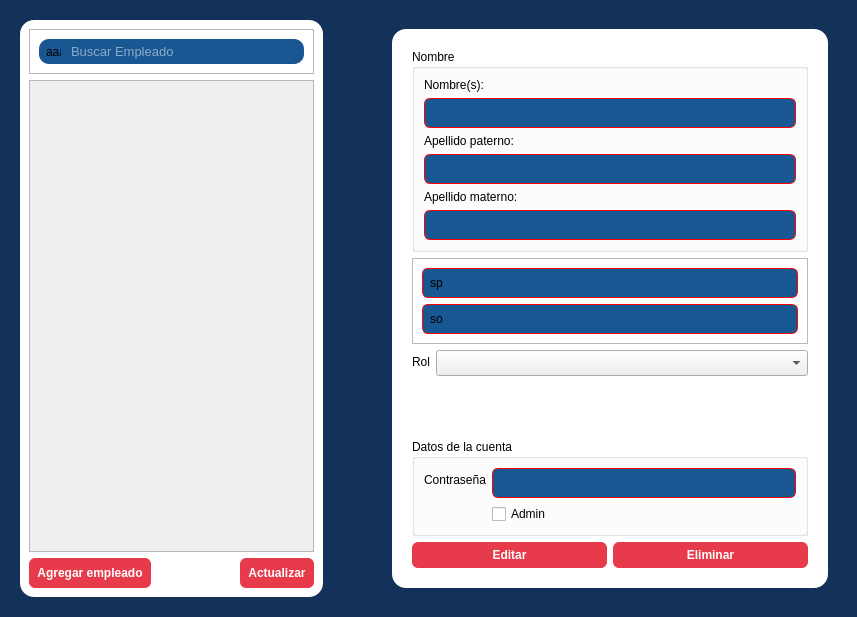
Qt form RawInterfaces/Empleados.ui (Ventthos/PollosExpress) before a commit.
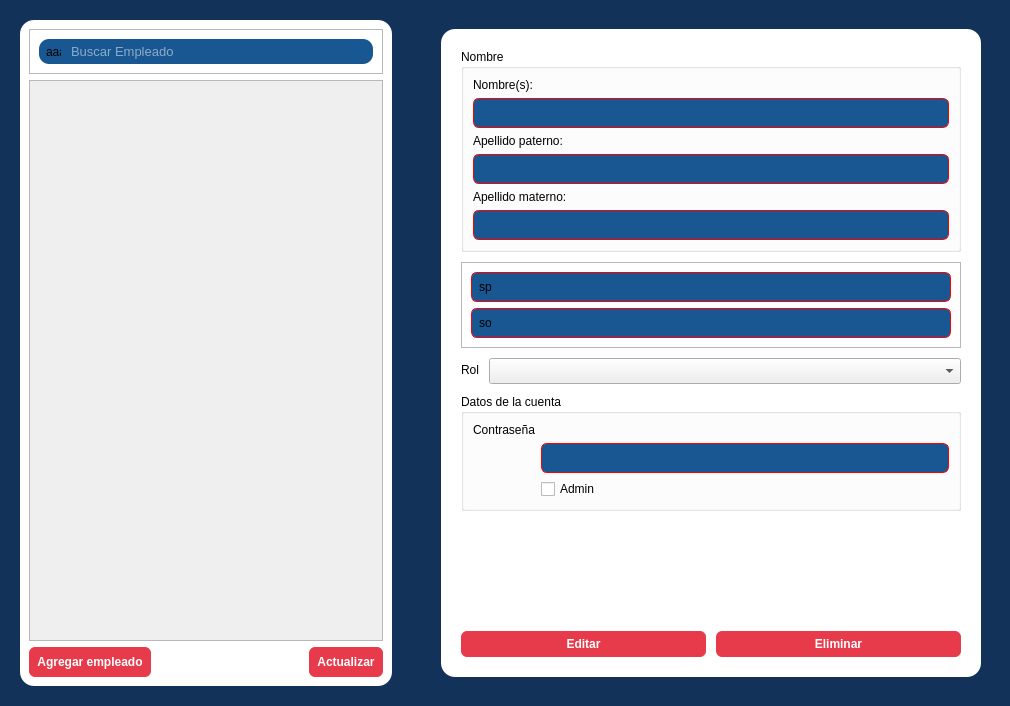
The same form after that commit.

Commit message: Responsividad de empleados

Diff of the .ui file:
```diff
--- a/RawInterfaces/Empleados.ui
+++ b/RawInterfaces/Empleados.ui
@@ -6,8 +6,8 @@
    <rect>
     <x>0</x>
     <y>0</y>
-    <width>857</width>
-    <height>617</height>
+    <width>1010</width>
+    <height>706</height>
    </rect>
   </property>
   <property name="windowTitle">
@@ -31,6 +31,15 @@
    </property>
    <item>
     <widget class="QWidget" name="background" native="true">
+     <property name="sizePolicy">
+      <sizepolicy hsizetype="Expanding" vsizetype="Expanding">
+       <horstretch>0</horstretch>
+       <verstretch>0</verstretch>
+      </sizepolicy>
+     </property>
+     <property name="layoutDirection">
+      <enum>Qt::LeftToRight</enum>
+     </property>
      <property name="styleSheet">
       <string notr="true">#background{
 	background-color: #133259;
@@ -63,10 +72,16 @@
       </property>
       <item>
        <widget class="QWidget" name="listado" native="true">
+        <property name="minimumSize">
+         <size>
+          <width>372</width>
+          <height>666</height>
+         </size>
+        </property>
         <property name="maximumSize">
          <size>
-          <width>427</width>
-          <height>729</height>
+          <width>444444</width>
+          <height>144444</height>
          </size>
         </property>
         <property name="styleSheet">
@@ -182,8 +197,8 @@
              <rect>
               <x>0</x>
               <y>0</y>
-              <width>271</width>
-              <height>452</height>
+              <width>348</width>
+              <height>541</height>
              </rect>
             </property>
             <layout class="QVBoxLayout" name="verticalLayout_6">
@@ -236,6 +251,18 @@
       </item>
       <item>
        <widget class="QWidget" name="datos" native="true">
+        <property name="minimumSize">
+         <size>
+          <width>558</width>
+          <height>666</height>
+         </size>
+        </property>
+        <property name="maximumSize">
+         <size>
+          <width>44444</width>
+          <height>444444</height>
+         </size>
+        </property>
         <property name="styleSheet">
          <string notr="true">#widget{
 	margin-left: 20px;
@@ -249,8 +276,8 @@
            </property>
            <property name="maximumSize">
             <size>
-             <width>619</width>
-             <height>707</height>
+             <width>44444</width>
+             <height>44444</height>
             </size>
            </property>
            <property name="styleSheet">
@@ -271,6 +298,9 @@
 }</string>
            </property>
            <layout class="QVBoxLayout" name="verticalLayout_4">
+            <property name="spacing">
+             <number>10</number>
+            </property>
             <property name="leftMargin">
              <number>20</number>
             </property>
@@ -519,16 +549,7 @@
                  </property>
                 </widget>
                </item>
-               <item row="0" column="1">
-                <widget class="QLineEdit" name="lineEdit_3">
-                 <property name="font">
-                  <font>
-                   <pointsize>11</pointsize>
-                  </font>
-                 </property>
-                </widget>
-               </item>
-               <item row="1" column="1">
+               <item row="2" column="1">
                 <widget class="QCheckBox" name="checkBox">
                  <property name="font">
                   <font>
@@ -540,13 +561,41 @@
                  </property>
                 </widget>
                </item>
+               <item row="1" column="1">
+                <widget class="QLineEdit" name="lineEdit_3">
+                 <property name="font">
+                  <font>
+                   <pointsize>11</pointsize>
+                  </font>
+                 </property>
+                </widget>
+               </item>
               </layout>
              </widget>
             </item>
+            <item>
+             <spacer name="verticalSpacer">
+              <property name="orientation">
+               <enum>Qt::Vertical</enum>
+              </property>
+              <property name="sizeHint" stdset="0">
+               <size>
+                <width>20</width>
+                <height>40</height>
+               </size>
+              </property>
+             </spacer>
+            </item>
             <item>
              <layout class="QHBoxLayout" name="horizontalLayout_3">
               <item>
                <widget class="QPushButton" name="pushButton_3">
+                <property name="sizePolicy">
+                 <sizepolicy hsizetype="Minimum" vsizetype="Fixed">
+                  <horstretch>0</horstretch>
+                  <verstretch>0</verstretch>
+                 </sizepolicy>
+                </property>
                 <property name="styleSheet">
                  <string notr="true"/>
                 </property>
@@ -557,6 +606,12 @@
               </item>
               <item>
                <widget class="QPushButton" name="pushButton_2">
+                <property name="sizePolicy">
+                 <sizepolicy hsizetype="Minimum" vsizetype="Fixed">
+                  <horstretch>0</horstretch>
+                  <verstretch>0</verstretch>
+                 </sizepolicy>
+                </property>
                 <property name="text">
                  <string>Eliminar</string>
                 </property>
```
Left out of the diff: 5 changed lines with no effect on the pictures. The commit also changes 7 other files.
